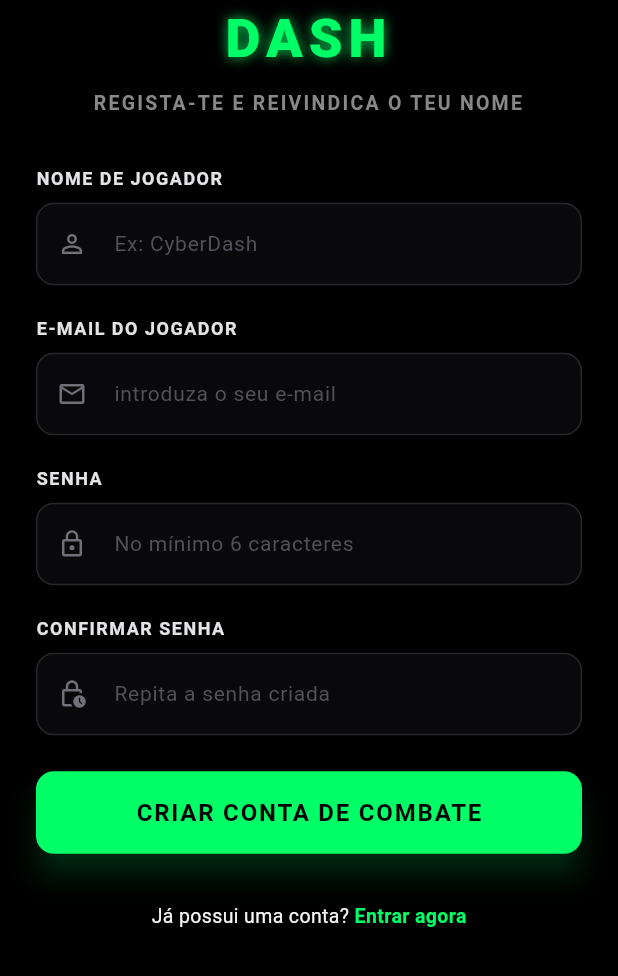
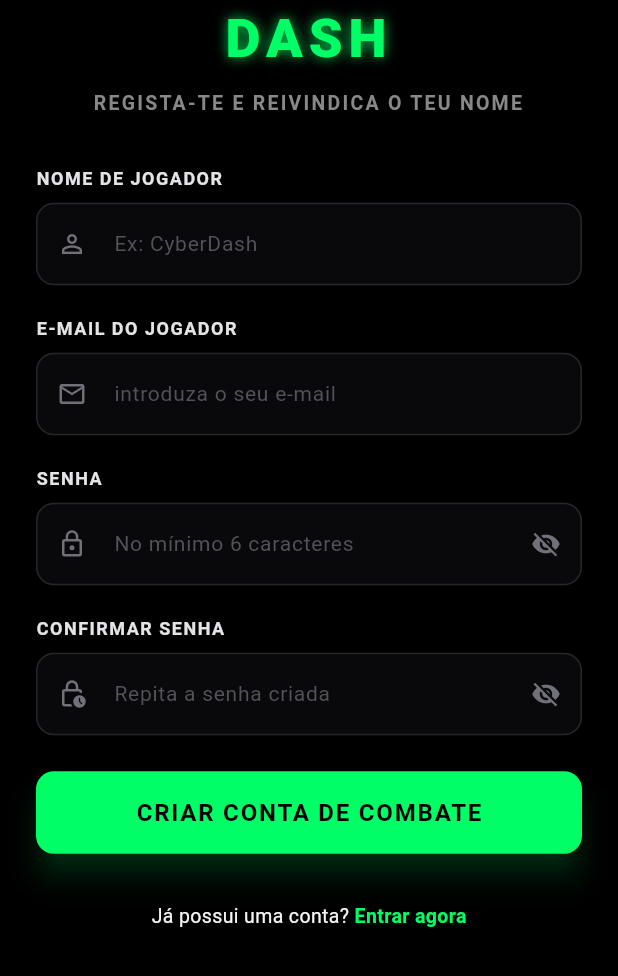
Before and after one commit to Brunotg09/SPIKE-DASH, a Flutter app: the screen it shows after launch, after a tap on "Registe-se agora", on a phone screen of 412 x 824 dp, the part 260-1236 px from its top. Run offline on Flutter 3.47's test engine with Material 3 defaults, Android fonts, the light colour scheme and no system bars; our stand-ins replace cloud_firestore, firebase_auth, firebase_core, flutter_dotenv, hive, hive_flutter and 1 more; accounts and stored records are empty; Roboto replaces fonts that are missing (Rajdhani).

Commit message:
fix: auth_gate validacao e olhinho + logo removido espaco extra

```diff
--- a/lib/auth_gate.dart
+++ b/lib/auth_gate.dart
@@ -28,7 +28,7 @@ class _AuthGateState extends State<AuthGate> {
   Widget build(BuildContext context) {
     return Consumer<AuthProvider>(
       builder: (context, auth, child) {
-        if (!auth.inicializado || auth.carregando) {
+        if (!auth.inicializado) {
           return const Scaffold(
             backgroundColor: Colors.black,
             body: Center(
@@ -94,6 +94,8 @@ class _AuthFormState extends State<_AuthForm> with SingleTickerProviderStateMixi
   bool _isLogin = true;
   bool _isHoveringAlternator = false;
   bool _isHoveringForgot = false;
+  bool _obscurePassword = true;
+  bool _obscureConfirmPassword = true;
 
   late AnimationController _pulseController;
   late Animation<double> _pulseAnimation;
@@ -114,6 +116,9 @@ class _AuthFormState extends State<_AuthForm> with SingleTickerProviderStateMixi
       CurvedAnimation(parent: _pulseController, curve: Curves.easeInOut),
     );
     _pulseController.repeat(reverse: true);
+
+    _emailController.addListener(() => setState(() {}));
+    _passwordController.addListener(() => setState(() {}));
   }
 
   @override
@@ -268,7 +273,13 @@ class _AuthFormState extends State<_AuthForm> with SingleTickerProviderStateMixi
                 onEnter: (_) => setState(() => _isHoveringAlternator = true),
                 onExit: (_) => setState(() => _isHoveringAlternator = false),
                 child: GestureDetector(
-                  onTap: () => setState(() => _isLogin = !_isLogin),
+                  onTap: () => setState(() {
+                    _isLogin = !_isLogin;
+                    _emailController.clear();
+                    _passwordController.clear();
+                    _nameController.clear();
+                    _confirmPasswordController.clear();
+                  }),
                   child: Text(
                     _isLogin ? 'Registe-se agora' : 'Entrar agora',
                     style: TextStyle(
@@ -290,6 +301,7 @@ class _AuthFormState extends State<_AuthForm> with SingleTickerProviderStateMixi
   Widget _buildLoginForm() {
     return Form(
       key: _loginKey,
+      autovalidateMode: AutovalidateMode.onUserInteraction,
       child: Column(
         crossAxisAlignment: CrossAxisAlignment.start,
         children: [
@@ -303,7 +315,8 @@ class _AuthFormState extends State<_AuthForm> with SingleTickerProviderStateMixi
             keyboardType: TextInputType.emailAddress,
             validator: (value) {
               if (value == null || value.isEmpty) return 'Informe seu e-mail';
-              if (!value.contains('@')) return 'E-mail inválido';
+              final emailRegex = RegExp(r'^[\w\-\.]+@([\w\-]+\.)+[\w\-]{2,4}$');
+              if (!emailRegex.hasMatch(value)) return 'E-mail inválido';
               return null;
             },
           ),
@@ -337,9 +350,11 @@ class _AuthFormState extends State<_AuthForm> with SingleTickerProviderStateMixi
             controller: _passwordController,
             hint: '\u2022\u2022\u2022\u2022\u2022\u2022\u2022\u2022',
             icon: Icons.lock_outline,
-            isObscure: true,
+            isObscure: _obscurePassword,
+            onToggleObscure: () => setState(() => _obscurePassword = !_obscurePassword),
             validator: (value) {
               if (value == null || value.isEmpty) return 'Informe sua senha';
+              if (value.length < 6) return 'A senha deve ter no mínimo 6 caracteres';
               return null;
             },
           ),
@@ -351,6 +366,7 @@ class _AuthFormState extends State<_AuthForm> with SingleTickerProviderStateMixi
   Widget _buildRegisterForm() {
     return Form(
       key: _registerKey,
+      autovalidateMode: AutovalidateMode.onUserInteraction,
       child: Column(
         crossAxisAlignment: CrossAxisAlignment.start,
         children: [
@@ -377,7 +393,8 @@ class _AuthFormState extends State<_AuthForm> with SingleTickerProviderStateMixi
             keyboardType: TextInputType.emailAddress,
             validator: (value) {
               if (value == null || value.isEmpty) return 'Informe seu e-mail';
-              if (!value.contains('@')) return 'E-mail inválido';
+              final emailRegex = RegExp(r'^[\w\-\.]+@([\w\-]+\.)+[\w\-]{2,4}$');
+              if (!emailRegex.hasMatch(value)) return 'E-mail inválido';
               return null;
             },
           ),
@@ -389,7 +406,8 @@ class _AuthFormState extends State<_AuthForm> with SingleTickerProviderStateMixi
             controller: _passwordController,
             hint: 'No mínimo 6 caracteres',
             icon: Icons.lock_outline,
-            isObscure: true,
+            isObscure: _obscurePassword,
+            onToggleObscure: () => setState(() => _obscurePassword = !_obscurePassword),
             validator: (value) {
               if (value == null || value.isEmpty) return 'Defina uma senha';
               if (value.length < 6) return 'A senha deve ter no mínimo 6 caracteres';
@@ -404,7 +422,8 @@ class _AuthFormState extends State<_AuthForm> with SingleTickerProviderStateMixi
             controller: _confirmPasswordController,
             hint: 'Repita a senha criada',
             icon: Icons.lock_clock_outlined,
-            isObscure: true,
+            isObscure: _obscureConfirmPassword,
+            onToggleObscure: () => setState(() => _obscureConfirmPassword = !_obscureConfirmPassword),
             validator: (value) {
               if (value != _passwordController.text) return 'As senhas não coincidem';
               return null;
@@ -422,17 +441,29 @@ class _AuthFormState extends State<_AuthForm> with SingleTickerProviderStateMixi
     bool isObscure = false,
     TextInputType keyboardType = TextInputType.text,
     String? Function(String?)? validator,
+    VoidCallback? onToggleObscure,
   }) {
     return TextFormField(
       controller: controller,
       obscureText: isObscure,
       keyboardType: keyboardType,
       validator: validator,
+      autovalidateMode: AutovalidateMode.onUserInteraction,
       style: const TextStyle(color: Colors.white, fontSize: 15),
       decoration: InputDecoration(
         hintText: hint,
         hintStyle: const TextStyle(color: AppColors.textHint, fontSize: 14),
         prefixIcon: Icon(icon, color: AppColors.textMuted, size: 20),
+        suffixIcon: onToggleObscure != null
+            ? IconButton(
+                icon: Icon(
+                  isObscure ? Icons.visibility_off : Icons.visibility,
+                  color: AppColors.textMuted,
+                  size: 20,
+                ),
+                onPressed: onToggleObscure,
+              )
+            : null,
         filled: true,
         fillColor: AppColors.surface,
         enabledBorder: OutlineInputBorder(
@@ -441,12 +472,13 @@ class _AuthFormState extends State<_AuthForm> with SingleTickerProviderStateMixi
         focusedBorder: OutlineInputBorder(
             borderRadius: BorderRadius.circular(12),
             borderSide: const BorderSide(color: AppColors.primary, width: 1.5)),
+        errorStyle: const TextStyle(color: AppColors.danger, fontSize: 12, fontWeight: FontWeight.w600),
         errorBorder: OutlineInputBorder(
             borderRadius: BorderRadius.circular(12),
-            borderSide: const BorderSide(color: Colors.redAccent)),
+            borderSide: const BorderSide(color: AppColors.danger)),
         focusedErrorBorder: OutlineInputBorder(
             borderRadius: BorderRadius.circular(12),
-            borderSide: const BorderSide(color: Colors.redAccent, width: 1.5)),
+            borderSide: const BorderSide(color: AppColors.danger, width: 1.5)),
         contentPadding: const EdgeInsets.symmetric(vertical: 16, horizontal: 16),
       ),
     );
--- a/repositorio.txt
+++ /dev/null
@@ -1 +0,0 @@
-https://github.com/Brunotg09/SPIKE-DASH
```
Also changed, not shown: flutter_01.png (deleted), logo.png, 37 other files.
